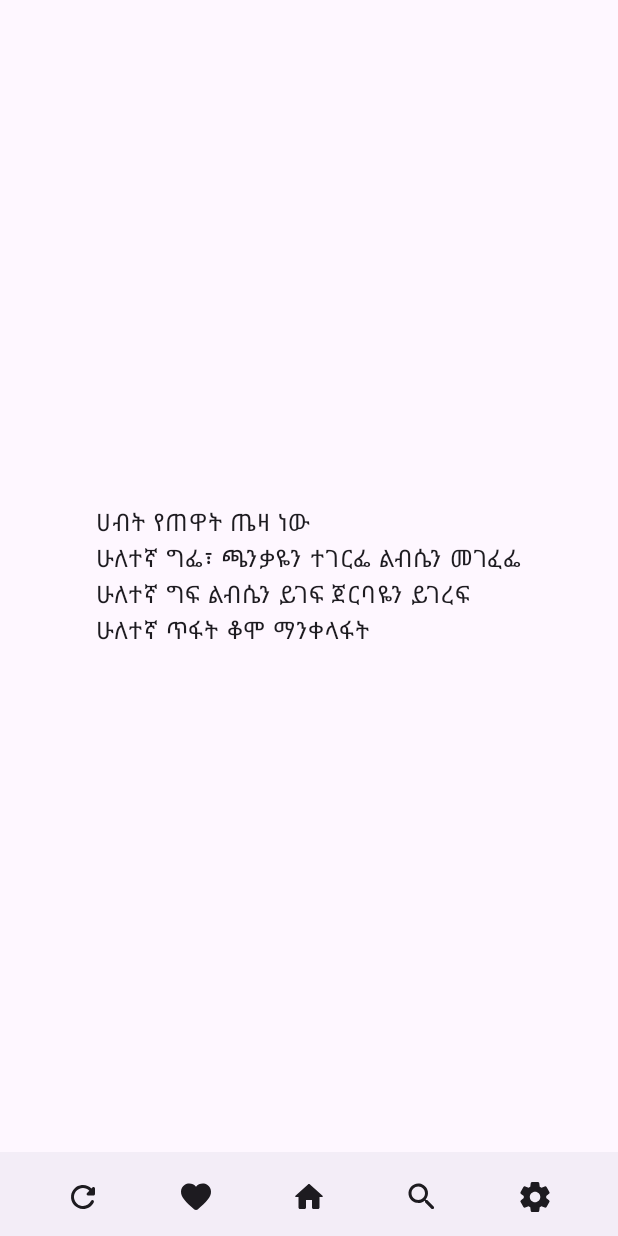
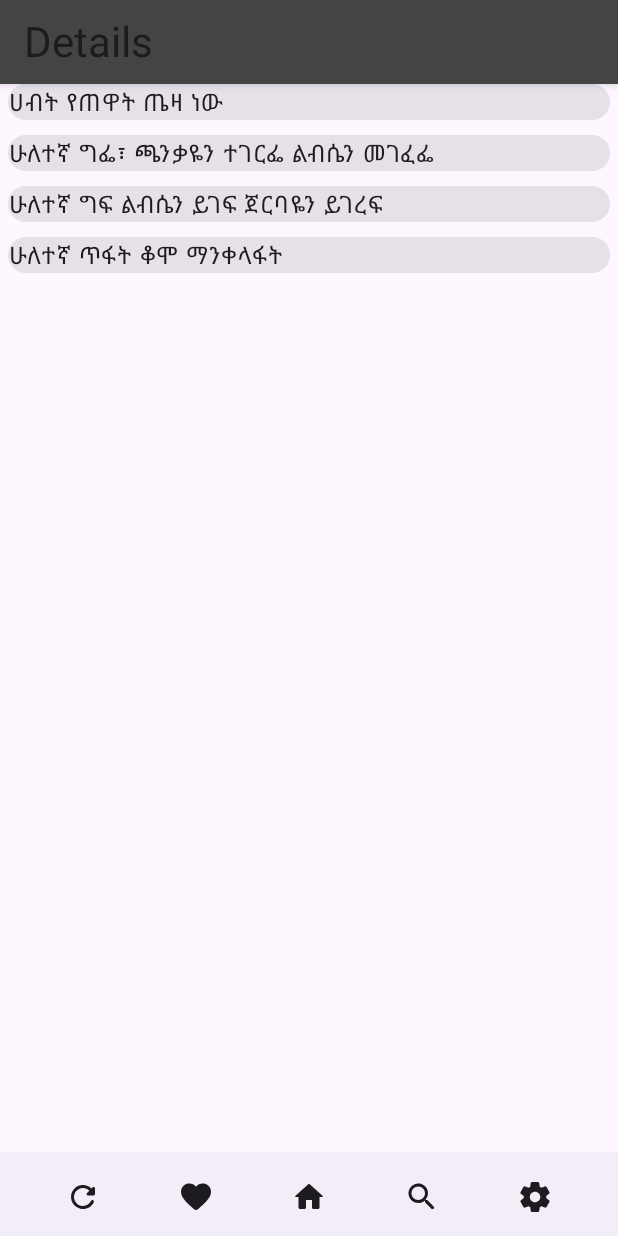
Before and after one commit to hailat1998/Mhd, an Android app built with Jetpack Compose: the Recent screen opened through its navigation route, on a phone screen of 412 x 824 dp. Run offline under Robolectric (Android 15) with nearby library versions, the phone set to English and light mode, and no system bars; our stand-ins replace Dagger/Hilt's generated code; Roboto replaces fonts that are not available here; 2 statements that could not run were skipped.

Commit message:
textCard added

```diff
--- a/app/src/main/java/com/hd/misaleawianegager/presentation/MainActivity.kt
+++ b/app/src/main/java/com/hd/misaleawianegager/presentation/MainActivity.kt
@@ -38,8 +38,8 @@ import com.hd.misaleawianegager.presentation.component.setting.SettingEvent
 import com.hd.misaleawianegager.presentation.component.setting.SettingScreen
 import com.hd.misaleawianegager.presentation.component.setting.SettingViewModel
 import com.hd.misaleawianegager.presentation.theme.MisaleawiAnegagerTheme
-import com.hd.misaleawianegager.utils.LifeCycleObserver
-import com.hd.misaleawianegager.utils.favList
+import com.hd.misaleawianegager.utils.compose.LifeCycleObserver
+import com.hd.misaleawianegager.utils.compose.favList
 import dagger.hilt.android.AndroidEntryPoint
 import kotlinx.coroutines.delay
 
--- a/app/src/main/java/com/hd/misaleawianegager/presentation/component/fav/FavViewModel.kt
+++ b/app/src/main/java/com/hd/misaleawianegager/presentation/component/fav/FavViewModel.kt
@@ -1,15 +1,11 @@
 package com.hd.misaleawianegager.presentation.component.fav
 
 import android.content.Context
-import android.util.Log
-import androidx.compose.runtime.getValue
-import androidx.compose.runtime.mutableStateOf
-import androidx.compose.runtime.setValue
 import androidx.lifecycle.ViewModel
 import androidx.lifecycle.viewModelScope
 import com.hd.misaleawianegager.di.IoDispatcher
 import com.hd.misaleawianegager.domain.repository.TextRepository
-import com.hd.misaleawianegager.utils.favList
+import com.hd.misaleawianegager.utils.compose.favList
 import dagger.hilt.android.lifecycle.HiltViewModel
 import dagger.hilt.android.qualifiers.ApplicationContext
 import kotlinx.coroutines.CoroutineDispatcher
--- a/app/src/main/java/com/hd/misaleawianegager/presentation/component/home/HomeScreen.kt
+++ b/app/src/main/java/com/hd/misaleawianegager/presentation/component/home/HomeScreen.kt
@@ -10,6 +10,7 @@ import androidx.compose.foundation.layout.fillMaxSize
 import androidx.compose.foundation.layout.padding
 import androidx.compose.foundation.lazy.LazyColumn
 import androidx.compose.foundation.lazy.items
+import androidx.compose.foundation.lazy.rememberLazyListState
 import androidx.compose.material.Chip
 import androidx.compose.material.ChipDefaults
 import androidx.compose.material.ExperimentalMaterialApi
@@ -17,6 +18,7 @@ import androidx.compose.material.TopAppBar
 import androidx.compose.material3.FloatingActionButton
 import androidx.compose.material.icons.Icons
 import androidx.compose.material.icons.filled.Add
+import androidx.compose.material3.Button
 import androidx.compose.material3.CircularProgressIndicator
 import androidx.compose.material3.ExperimentalMaterial3Api
 import androidx.compose.material3.Icon
@@ -38,6 +40,7 @@ import androidx.compose.ui.graphics.Color
 import androidx.compose.ui.unit.dp
 import com.hd.misaleawianegager.presentation.DataProvider
 import com.hd.misaleawianegager.presentation.component.setting.SettingEvent
+import com.hd.misaleawianegager.utils.compose.TextCard
 import kotlinx.coroutines.delay
 
 @Composable
@@ -45,43 +48,62 @@ fun HomeContent(homeData: State<List<String>>,
                 loadLetter: (HomeEvent) -> Unit,
                 onEvent: (SettingEvent) -> Unit,
                 toDetail: ( from: String, text: String, first: String) -> Unit,
-                  ){
-val showBottomSheet = remember{ mutableStateOf( false ) }
+                  ) {
+    val showBottomSheet = remember { mutableStateOf(false) }
+    val lazyListState = rememberLazyListState()
 
 
+    var floatLetter by remember { mutableStateOf("") }
     Scaffold(
-        topBar = { TopAppBar(title = {Text(text = "Home" ,
-            style = MaterialTheme.typography.headlineMedium) },
-            backgroundColor = Color.DarkGray)},
+        topBar = {
+            TopAppBar(
+                title = {
+                    Text(
+                        text = "Home",
+                        style = MaterialTheme.typography.headlineMedium
+                    )
+                },
+                backgroundColor = Color.DarkGray
+            )
+        }   ,
         floatingActionButton = {
-        FloatingActionButton(onClick = { showBottomSheet.value = true }) {
-            Icon(Icons.Default.Add, null)
+            FloatingActionButton(onClick = { showBottomSheet.value = true }) {
+
+                Text(floatLetter, style = MaterialTheme.typography.titleLarge)
+
+            }
         }
-    }) { it ->
-        Box(modifier = Modifier
-            .fillMaxSize()
-            .padding(it),
-            contentAlignment = Alignment.Center) {
+    ) { it ->
+        Box(
+            modifier = Modifier
+                .fillMaxSize()
+                .padding(it),
+            contentAlignment = Alignment.Center
+        ) {
             if (homeData.value.isEmpty()) {
                 CircularProgressIndicator()
-            }else{
-                LazyColumn {
-                  items(homeData.value, {item -> item}){ it ->
-                     Text(text = it,
-                         modifier = Modifier.clickable{ toDetail.invoke( "home" , it,
-                             if(homeData.value[0][0].toString() == "ኃ") "ኀ"
-                         else if(homeData.value[0][0].toString() == "ጳ") "ጰ"
-                         else homeData.value[0][0].toString())})
-                  }
+            } else {
+                val arg3 = if (homeData.value[0][0].toString() == "ኃ") "ኀ"
+                else if (homeData.value[0][0].toString() == "ጳ") "ጰ"
+                else homeData.value[0][0].toString()
+
+                floatLetter = arg3
+
+                LazyColumn(state = lazyListState) {
+                    items(homeData.value, { item -> item }) { it ->
+                        TextCard(item = it, from = "home", first = arg3, toDetail = toDetail)
+                    }
                 }
             }
-        }
-        if(showBottomSheet.value){
-            HomeBootSheet(dismissReq = showBottomSheet , loadLetter, onEvent)
+            if (showBottomSheet.value) {
+                LaunchedEffect(Unit) {
+                    lazyListState.scrollToItem(0)
+                }
+                HomeBootSheet(dismissReq = showBottomSheet, loadLetter, onEvent)
+            }
         }
     }
 }
-
 
 
 @OptIn(ExperimentalMaterial3Api::class, ExperimentalLayoutApi::class,
--- a/app/src/main/java/com/hd/misaleawianegager/presentation/component/recent/Recent.kt
+++ b/app/src/main/java/com/hd/misaleawianegager/presentation/component/recent/Recent.kt
@@ -6,7 +6,10 @@ import androidx.compose.foundation.layout.fillMaxSize
 import androidx.compose.foundation.layout.padding
 import androidx.compose.foundation.lazy.LazyColumn
 import androidx.compose.foundation.lazy.items
+import androidx.compose.foundation.lazy.rememberLazyListState
+import androidx.compose.material.TopAppBar
 import androidx.compose.material3.CircularProgressIndicator
+import androidx.compose.material3.MaterialTheme
 import androidx.compose.material3.Scaffold
 import androidx.compose.material3.Text
 import androidx.compose.runtime.Composable
@@ -14,22 +17,34 @@ import androidx.compose.runtime.MutableState
 import androidx.compose.runtime.State
 import androidx.compose.ui.Alignment
 import androidx.compose.ui.Modifier
+import androidx.compose.ui.graphics.Color
+import com.hd.misaleawianegager.utils.compose.TextCard
 
 @Composable
-fun Recent(recentData: State<List<String>>, toDetail: (from: String) -> Unit){
-    Scaffold() { it ->
+fun Recent(recentData: State<List<String>>, toDetail: (from: String, text: String, first: String) -> Unit){
+    val lazyListState = rememberLazyListState()
+
+    Scaffold(topBar =  {
+        TopAppBar(
+            title = {
+                Text(
+                    text = "Details",
+                    style = MaterialTheme.typography.headlineMedium
+                )
+            },
+            backgroundColor = Color.DarkGray
+        )
+    }) { it ->
         Box(modifier = Modifier
             .fillMaxSize()
-            .padding(it),
-            contentAlignment = Alignment.Center) {
+            .padding(it)) {
             if (recentData.value.isEmpty()) {
                 CircularProgressIndicator()
             }else{
                 val list = recentData.value.distinct()
-                LazyColumn {
+                LazyColumn(state = lazyListState) {
                     items(list, {item -> item}){ it ->
-                        Text(text = it,
-                            modifier = Modifier.clickable{ toDetail.invoke( "selected")})
+                       TextCard(item = it, from = "recent", first = "  " , toDetail = toDetail)
                     }
                 }
             }
--- a/app/src/main/java/com/hd/misaleawianegager/utils/LifecycleAware.kt
+++ b/app/src/main/java/com/hd/misaleawianegager/utils/compose/LifecycleAware.kt
@@ -1,4 +1,4 @@
-package com.hd.misaleawianegager.utils
+package com.hd.misaleawianegager.utils.compose
 
 import androidx.compose.runtime.Composable
 import androidx.compose.runtime.DisposableEffect
--- a/app/src/main/java/com/hd/misaleawianegager/utils/Textcard.kt
+++ b/app/src/main/java/com/hd/misaleawianegager/utils/compose/Textcard.kt
@@ -1,6 +1,8 @@
-package com.hd.misaleawianegager.utils
+package com.hd.misaleawianegager.utils.compose
 
+import androidx.compose.foundation.clickable
 import androidx.compose.foundation.layout.fillMaxWidth
+import androidx.compose.foundation.layout.padding
 import androidx.compose.foundation.shape.RoundedCornerShape
 import androidx.compose.material3.Card
 import androidx.compose.material3.Text
@@ -11,10 +13,11 @@ import androidx.compose.ui.text.style.TextAlign
 import androidx.compose.ui.unit.dp
 
 @Composable
-fun TextCard(item: String){
+fun TextCard(item: String, from: String , first: String, toDetail: ( from: String, text: String, first: String) -> Unit){
     Card(modifier = Modifier.fillMaxWidth()
-        .shadow(shape = RoundedCornerShape(20.dp),
-                elevation = 5.dp)){
+        .shadow(shape = RoundedCornerShape(2.dp), elevation = 0.dp)
+        .clickable { toDetail.invoke(from, item, first) }.
+    padding(top = 0.dp, bottom = 10.dp, end = 5.dp, start = 5.dp)){
           Text(text = item, textAlign = TextAlign.Center)
     }
 }
--- /dev/null
+++ b/app/src/main/java/com/hd/misaleawianegager/utils/compose/faveList.kt
@@ -0,0 +1,3 @@
+package com.hd.misaleawianegager.utils.compose
+
+  val favList = mutableListOf<String>()
--- a/app/src/main/java/com/hd/misaleawianegager/utils/faveList.kt
+++ /dev/null
@@ -1,3 +0,0 @@
-package com.hd.misaleawianegager.utils
-
-  val favList = mutableListOf<String>()
```
Also changed, not shown: app/src/main/java/com/hd/misaleawianegager/presentation/Navigation.kt (+26 -15 lines), app/src/main/java/com/hd/misaleawianegager/presentation/component/fav/FavScreen.kt (+21 -5 lines), app/src/main/java/com/hd/misaleawianegager/presentation/component/search/SearchScreen.kt (+11 -4 lines), app/src/main/java/com/hd/misaleawianegager/presentation/component/selected/Detail.kt (+47 -32 lines), app/src/main/java/com/hd/misaleawianegager/presentation/component/selected/DetailViewModel.kt (+10 -11 lines).
